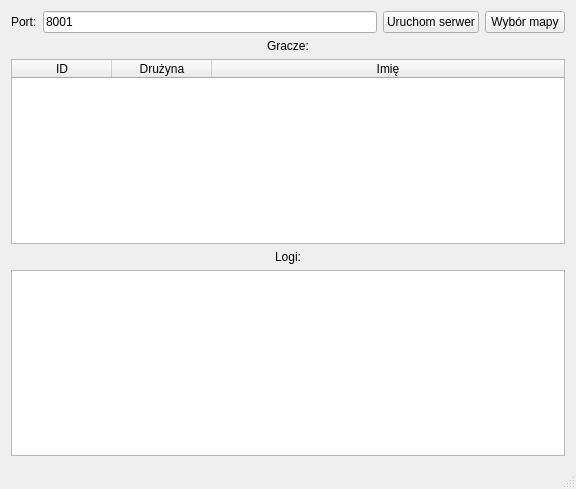
Above: code/server/serverwindow.ui from drzazga888/Fight-in-Square before the change. Below: the same form after it.
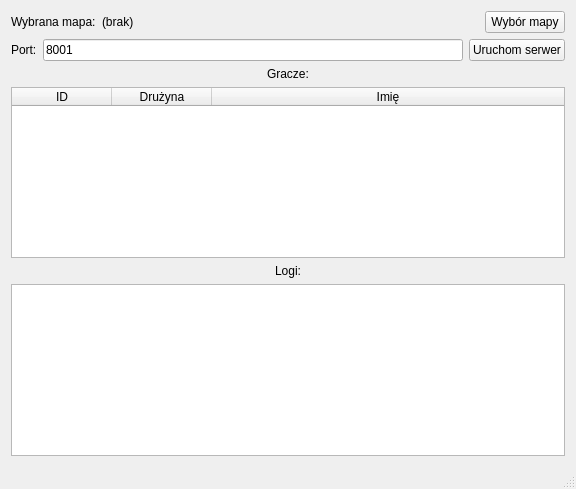
That is the form after the change.

```diff
--- a/code/server/serverwindow.ui
+++ b/code/server/serverwindow.ui
@@ -15,10 +15,41 @@
   </property>
   <widget class="QWidget" name="serverCentralWidget">
    <layout class="QGridLayout" name="gridLayout">
-    <item row="0" column="0">
+    <item row="2" column="0">
      <layout class="QVBoxLayout" name="serverLayout">
       <item>
-       <layout class="QHBoxLayout" name="configLayout">
+       <layout class="QHBoxLayout" name="mapConfigLayout">
+        <item>
+         <widget class="QLabel" name="selectMapLabel">
+          <property name="text">
+           <string>Wybrana mapa:</string>
+          </property>
+         </widget>
+        </item>
+        <item>
+         <widget class="QLabel" name="selectedMapLabel">
+          <property name="sizePolicy">
+           <sizepolicy hsizetype="Expanding" vsizetype="Preferred">
+            <horstretch>0</horstretch>
+            <verstretch>0</verstretch>
+           </sizepolicy>
+          </property>
+          <property name="text">
+           <string>(brak)</string>
+          </property>
+         </widget>
+        </item>
+        <item>
+         <widget class="QPushButton" name="selectMapButton">
+          <property name="text">
+           <string>Wybór mapy</string>
+          </property>
+         </widget>
+        </item>
+       </layout>
+      </item>
+      <item>
+       <layout class="QHBoxLayout" name="serverConfigLayout">
         <item>
          <widget class="QLabel" name="portLabel">
           <property name="text">
@@ -40,13 +71,6 @@
           </property>
          </widget>
         </item>
-        <item>
-         <widget class="QPushButton" name="selectMapButton">
-          <property name="text">
-           <string>Wybór mapy</string>
-          </property>
-         </widget>
-        </item>
        </layout>
       </item>
       <item>
@@ -61,9 +85,15 @@
       </item>
       <item>
        <widget class="QTableWidget" name="gamersList">
+        <property name="editTriggers">
+         <set>QAbstractItemView::NoEditTriggers</set>
+        </property>
         <attribute name="horizontalHeaderStretchLastSection">
          <bool>true</bool>
         </attribute>
+        <attribute name="verticalHeaderVisible">
+         <bool>false</bool>
+        </attribute>
         <column>
          <property name="text">
           <string>ID</string>
```
